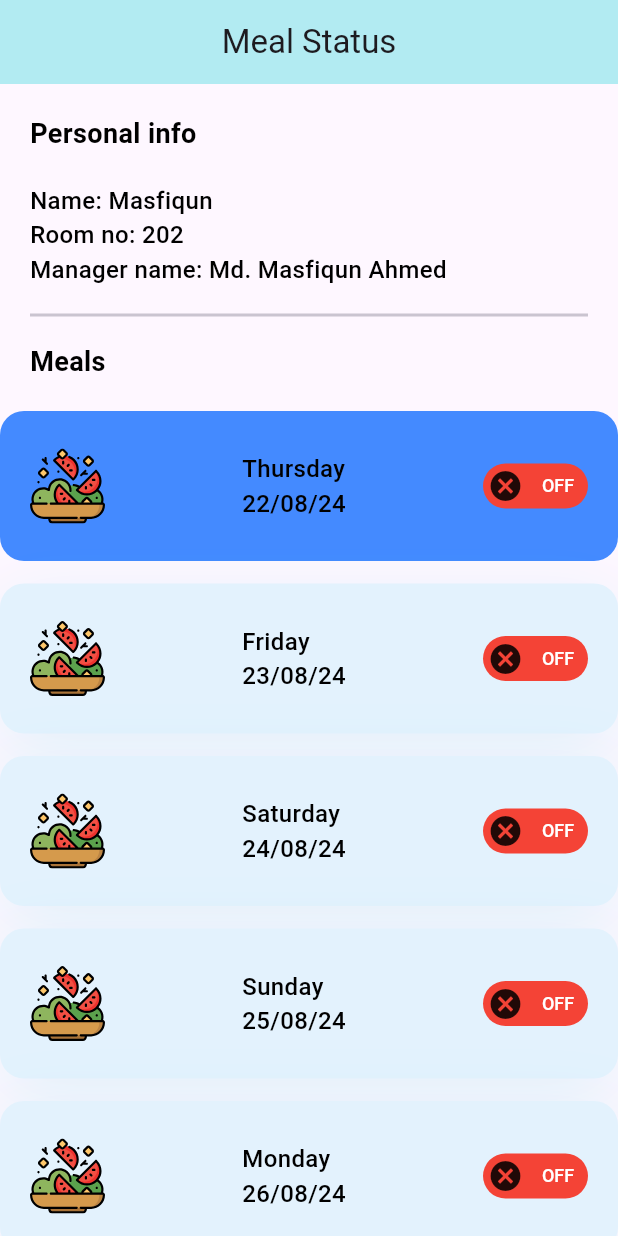
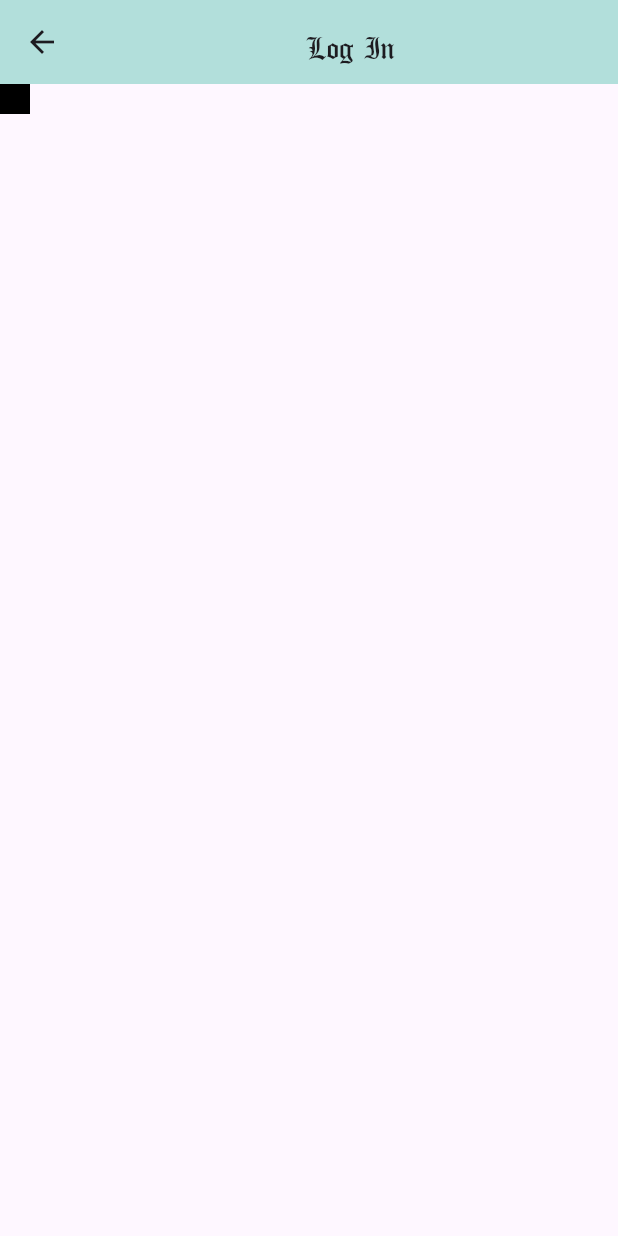
Before and after one commit to Masfiqun/Meal-Status, a Flutter app: the screen it shows after launch, after a tap on "Thursday", on a phone screen of 412 x 824 dp. Run offline on Flutter 3.47's test engine with Material 3 defaults, Android fonts, the phone set to English and light mode, and no system bars; drawn by our look-alikes of flutter_advanced_switch; our stand-ins replace flutter_svg.

Commit message:
login in progress

```diff
--- /dev/null
+++ b/lib/Log_in.dart/log_in.dart
@@ -0,0 +1,29 @@
+import 'package:flutter/material.dart';
+
+class Log_in extends StatefulWidget {
+  const Log_in({super.key});
+
+  @override
+  State<Log_in> createState() => _Log_inState();
+}
+
+class _Log_inState extends State<Log_in> {
+  @override
+  Widget build(BuildContext context) {
+    return Scaffold(
+      appBar: AppBar(
+        title: Center(
+          child: Text(
+                  'Log In',
+                  style: TextStyle(fontFamily: 'Stormlight'),
+                  ),
+                ),
+        backgroundColor: Colors.teal[100],
+      ),
+
+      body: Container(
+        color:Colors.black,
+        child: SizedBox(height: 20, width: 20,)),
+    );
+  }
+}
--- /dev/null
+++ b/lib/all_pages.dart
@@ -0,0 +1,16 @@
+import 'package:flutter/material.dart';
+import 'package:meal_status/home_page.dart';
+
+class All_pages extends StatefulWidget {
+  const All_pages({super.key});
+
+  @override
+  State<All_pages> createState() => _All_pagesState();
+}
+
+class _All_pagesState extends State<All_pages> {
+  @override
+  Widget build(BuildContext context) {
+    return Homepage();
+  }
+}
--- a/lib/home_page.dart
+++ b/lib/home_page.dart
@@ -1,6 +1,7 @@
 import 'package:flutter/material.dart';
 import 'package:flutter_advanced_switch/flutter_advanced_switch.dart';
 import 'package:flutter_svg/flutter_svg.dart';
+import 'package:meal_status/Log_in.dart/log_in.dart';
 import 'package:meal_status/Parts/Info.dart';
 import 'package:meal_status/Parts/meals.dart';
 
@@ -154,7 +155,18 @@ class _HomepageState extends State<Homepage> {
                 setState(() {
                   _meals[index].boxIsSelected = !_meals[index].boxIsSelected;
                 });
+                Navigator.push(context, MaterialPageRoute(builder: (context) => Log_in()));
               },
+            //   return GestureDetector(
+            // onTap: () {
+            //   // Handle the tap event here
+            //   setState(() {
+            //     // Toggle the selection state of the meal
+            //     _meals[index].boxIsSelected = !_meals[index].boxIsSelected;
+            //   });
+            //   // You can also navigate to a new page or trigger any other action
+            //   // Example: Navigator.push(context, MaterialPageRoute(builder: (context) => SomeOtherPage()));
+            // },
               child: Container(
                 height: 100,
                 child: Row(
--- a/lib/main.dart
+++ b/lib/main.dart
@@ -1,5 +1,6 @@
 import 'package:flutter/material.dart';
-import 'package:meal_status/home_page.dart';
+// import 'package:meal_status/home_page.dart';
+import 'package:meal_status/all_pages.dart';
 
 void main(){
   runApp(const meal_status());
@@ -13,7 +14,7 @@ class meal_status extends StatelessWidget {
   Widget build(BuildContext context) {
     return MaterialApp(
       debugShowCheckedModeBanner: false,
-      home: Homepage(),
+      home: All_pages(),
     );
   }
 }
--- a/pubspec.yaml
+++ b/pubspec.yaml
@@ -80,7 +80,7 @@ flutter:
   fonts:
     - family: Stormlight
       fonts:
-        - asset: assets/Fonts/Stormlight.ttf
+        - asset: assets/Fonts/OldLondon.ttf
   #       - asset: fonts/Schyler-Italic.ttf
   #         style: italic
   #   - family: Trajan Pro
```
